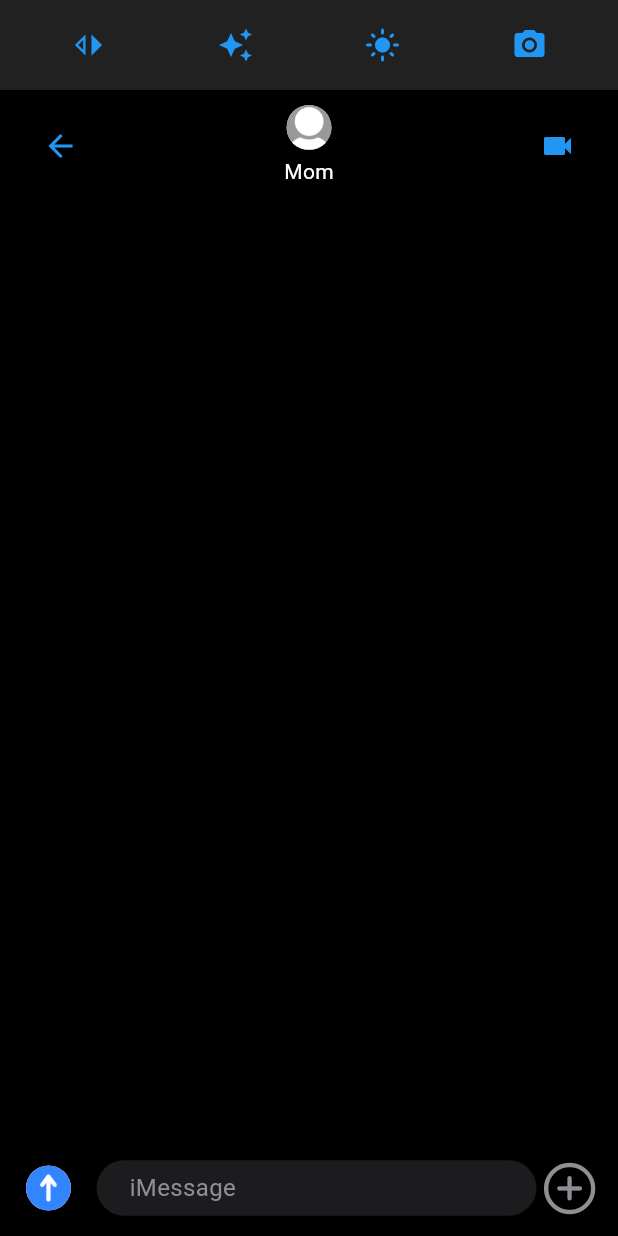
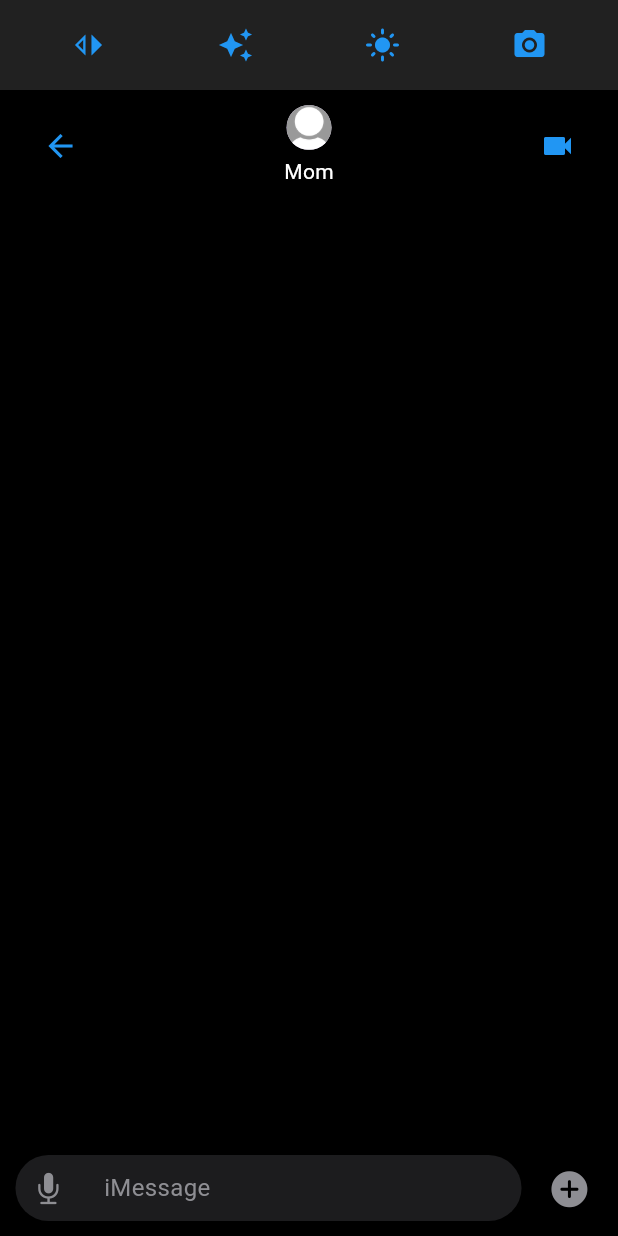
Before and after one commit to KrazeeCoder/scrapyardmar2025NiVi, a Flutter app: the screen it shows after launch, after a tap on the "switch left" icon, on a phone screen of 412 x 824 dp. Run offline on Flutter 3.47's test engine with Material 3 defaults, Android fonts, the phone set to English and light mode, and no system bars; drawn by our look-alikes of screenshot; our stand-ins replace google_generative_ai, share_plus.

Commit message:
The textfield looks like iMessages now

```diff
--- a/lib/inputField.dart
+++ b/lib/inputField.dart
@@ -34,17 +34,93 @@ class InputField extends StatelessWidget {
         child: Row(
           children: isSwitched
               ? [
-            // Send button on the left
-            CupertinoButton(
-              padding: EdgeInsets.zero,
-              onPressed: onSendPressed,
-              child: CircleAvatar(
-                backgroundImage: AssetImage('assets/sentMessage.png'),
-                radius: 15,
+            // Expanded text field with mic/send button inside the border on the left
+            Expanded(
+              child: Container(
+                decoration: BoxDecoration(
+                  color: isDarkMode ? CupertinoColors.systemGrey6.darkColor : CupertinoColors.systemGrey6,
+                  borderRadius: BorderRadius.circular(25),
+                ),
+                child: Row(
+                  children: [
+                    // Mic/send button inside the text field border (left side)
+                    ValueListenableBuilder<TextEditingValue>(
+                      valueListenable: controller,
+                      builder: (context, value, child) {
+                        return CupertinoButton(
+                          padding: EdgeInsets.zero,
+                          onPressed: value.text.isNotEmpty ? onSendPressed : null,
+                          child: Icon(
+                            value.text.isNotEmpty
+                                ? CupertinoIcons.arrow_up_circle_fill // iMessage-style send icon
+                                : CupertinoIcons.mic_fill, // Mic icon when text is empty
+                            color: value.text.isNotEmpty
+                                ? CupertinoColors.systemBlue // Blue color for send icon
+                                : isDarkMode
+                                ? CupertinoColors.systemGrey
+                                : CupertinoColors.systemGrey2,
+                            size: 24, // Smaller icon size
+                          ),
+                        );
+                      },
+                    ),
+                    const SizedBox(width: 8), // Add spacing between button and text field edge
+                    // Expanded text field
+                    Expanded(
+                      child: CupertinoTextField(
+                        controller: controller,
+                        style: TextStyle(
+                          color: isDarkMode ? CupertinoColors.white : CupertinoColors.black,
+                          fontSize: 16,
+                        ),
+                        decoration: BoxDecoration(
+                          border: Border(
+                            top: BorderSide.none,
+                            bottom: BorderSide.none,
+                            right: BorderSide.none,
+                            left: BorderSide.none,
+                          ),
+                        ),
+                        placeholder: "iMessage",
+                        placeholderStyle: TextStyle(
+                          color: CupertinoColors.systemGrey,
+                          fontSize: 16,
+                        ),
+                      ),
+                    ),
+                  ],
+                ),
               ),
             ),
             const SizedBox(width: 10),
-            // Expanded text field
+            // Plus icon on the right (outside the text field border)
+            CupertinoButton(
+              padding: EdgeInsets.zero,
+              onPressed: () {
+                // Add functionality for the plus icon (e.g., show attachment options)
+              },
+              child: Icon(
+                CupertinoIcons.add_circled_solid, // Solid Cupertino icon
+                color: isDarkMode ? CupertinoColors.systemGrey : CupertinoColors.systemGrey2,
+                size: 28, // Smaller icon size
+              ),
+            ),
+          ]
+              : [
+            // Plus icon on the left (outside the text field border)
+            CupertinoButton(
+              padding: EdgeInsets.zero,
+              onPressed: () {
+                // Add functionality for the plus icon (e.g., show attachment options)
+              },
+              child: Icon(
+                CupertinoIcons.add_circled_solid, // Solid Cupertino icon
+                color: isDarkMode ? CupertinoColors.systemGrey : CupertinoColors.systemGrey2,
+                size: 28, // Smaller icon size
+              ),
+            ),
+            const SizedBox(width: 10),
+            // Expanded text field with mic/send button inside the border on the right
             Expanded(
               child: Container(
                 decoration: BoxDecoration(
@@ -76,78 +152,28 @@ class InputField extends StatelessWidget {
                         ),
                       ),
                     ),
-                  ],
-                ),
-              ),
-            ),
-            // Plus icon on the right
-            CupertinoButton(
-              padding: EdgeInsets.zero,
-              onPressed: () {
-                // Add functionality for the plus icon (e.g., show attachment options)
-              },
-              child: Icon(
-                CupertinoIcons.add_circled,
-                color: isDarkMode ? CupertinoColors.systemGrey : CupertinoColors.systemGrey2,
-                size: 40,
-              ),
-            ),
-          ]
-              : [
-            // Plus icon on the left
-            CupertinoButton(
-              padding: EdgeInsets.zero,
-              onPressed: () {
-                // Add functionality for the plus icon (e.g., show attachment options)
-              },
-              child: Icon(
-                CupertinoIcons.add_circled,
-                color: isDarkMode ? CupertinoColors.systemGrey : CupertinoColors.systemGrey2,
-                size: 40,
-              ),
-            ),
-            const SizedBox(width: 10),
-            // Expanded text field
-            Expanded(
-              child: Container(
-                decoration: BoxDecoration(
-                  color: isDarkMode ? CupertinoColors.systemGrey6.darkColor : CupertinoColors.systemGrey6,
-                  borderRadius: BorderRadius.circular(25),
-                ),
-                child: Row(
-                  children: [
-                    const SizedBox(width: 15),
-                    Expanded(
-                      child: CupertinoTextField(
-                        controller: controller,
-                        style: TextStyle(
-                          color: isDarkMode ? CupertinoColors.white : CupertinoColors.black,
-                          fontSize: 16,
-                        ),
-                        decoration: BoxDecoration(
-                          border: Border(
-                            top: BorderSide.none,
-                            bottom: BorderSide.none,
-                            right: BorderSide.none,
-                            left: BorderSide.none,
+                    // Mic/send button inside the text field border (right side)
+                    ValueListenableBuilder<TextEditingValue>(
+                      valueListenable: controller,
+                      builder: (context, value, child) {
+                        return CupertinoButton(
+                          padding: EdgeInsets.zero,
+                          onPressed: value.text.isNotEmpty ? onSendPressed : null,
+                          child: Icon(
+                            value.text.isNotEmpty
+                                ? CupertinoIcons.arrow_up_circle_fill // iMessage-style send icon
+                                : CupertinoIcons.mic_fill, // Mic icon when text is empty
+                            color: value.text.isNotEmpty
+                                ? CupertinoColors.systemBlue // Blue color for send icon
+                                : isDarkMode
+                                ? CupertinoColors.systemGrey
+                                : CupertinoColors.systemGrey2,
+                            size: 24, // Smaller icon size
                           ),
-                        ),
-                        placeholder: "iMessage",
-                        placeholderStyle: TextStyle(
-                          color: CupertinoColors.systemGrey,
-                          fontSize: 16,
-                        ),
-                      ),
+                        );
+                      },
                     ),
-                    // Send button (custom icon from assets)
-                    CupertinoButton(
-                      padding: EdgeInsets.zero,
-                      onPressed: onSendPressed,
-                      child: CircleAvatar(
-                        backgroundImage: AssetImage('assets/sentMessage.png'),
-                        radius: 15,
-                      ),
-                    ),
+                    const SizedBox(width: 8), // Add spacing between button and text field edge
                   ],
                 ),
               ),
```
